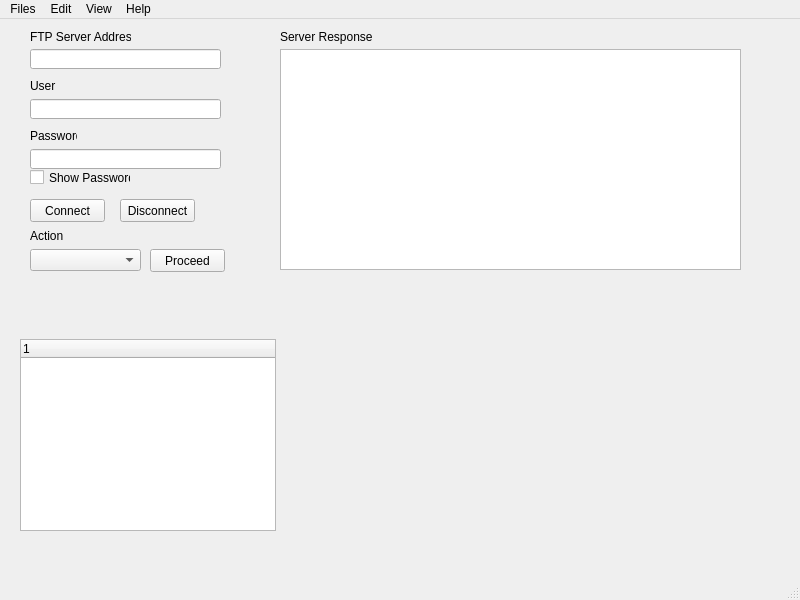
First picture: the form in PyQt/mainwindow.ui, repository 93will93/FTP_CLIENT_SERVER, before the edit.
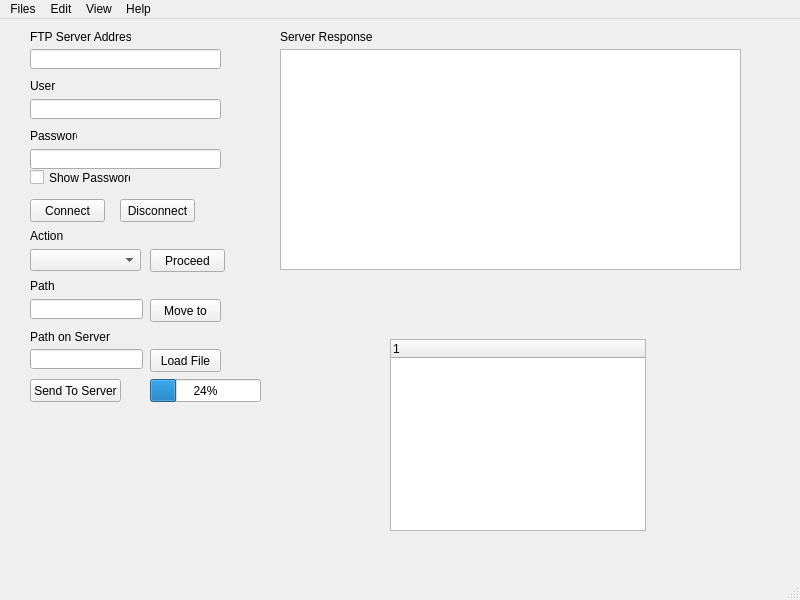
Second picture: the form after the edit.

Commit message: Can Move in Directetories and load a file onto app

What changed in the file:
```diff
--- a/PyQt/mainwindow.ui
+++ b/PyQt/mainwindow.ui
@@ -187,7 +187,7 @@
    <widget class="QTreeWidget" name="tree_local">
     <property name="geometry">
      <rect>
-      <x>20</x>
+      <x>390</x>
       <y>320</y>
       <width>256</width>
       <height>192</height>
@@ -199,6 +199,104 @@
      </property>
     </column>
    </widget>
+   <widget class="QPushButton" name="btn_loadfile">
+    <property name="geometry">
+     <rect>
+      <x>150</x>
+      <y>330</y>
+      <width>71</width>
+      <height>23</height>
+     </rect>
+    </property>
+    <property name="text">
+     <string>Load File</string>
+    </property>
+   </widget>
+   <widget class="QPushButton" name="btn_sendto_server">
+    <property name="geometry">
+     <rect>
+      <x>30</x>
+      <y>360</y>
+      <width>91</width>
+      <height>23</height>
+     </rect>
+    </property>
+    <property name="text">
+     <string>Send To Server</string>
+    </property>
+   </widget>
+   <widget class="QLineEdit" name="le_uploadPath">
+    <property name="geometry">
+     <rect>
+      <x>30</x>
+      <y>330</y>
+      <width>113</width>
+      <height>20</height>
+     </rect>
+    </property>
+   </widget>
+   <widget class="QLineEdit" name="le_pathto_moveto">
+    <property name="geometry">
+     <rect>
+      <x>30</x>
+      <y>280</y>
+      <width>113</width>
+      <height>20</height>
+     </rect>
+    </property>
+   </widget>
+   <widget class="QPushButton" name="btn_moveto_path">
+    <property name="geometry">
+     <rect>
+      <x>150</x>
+      <y>280</y>
+      <width>71</width>
+      <height>23</height>
+     </rect>
+    </property>
+    <property name="text">
+     <string>Move to</string>
+    </property>
+   </widget>
+   <widget class="QLabel" name="lb_pathto_moveto">
+    <property name="geometry">
+     <rect>
+      <x>30</x>
+      <y>260</y>
+      <width>47</width>
+      <height>13</height>
+     </rect>
+    </property>
+    <property name="text">
+     <string>Path</string>
+    </property>
+   </widget>
+   <widget class="QLabel" name="lb_uploadto_path">
+    <property name="geometry">
+     <rect>
+      <x>30</x>
+      <y>310</y>
+      <width>81</width>
+      <height>16</height>
+     </rect>
+    </property>
+    <property name="text">
+     <string>Path on Server</string>
+    </property>
+   </widget>
+   <widget class="QProgressBar" name="progressBar">
+    <property name="geometry">
+     <rect>
+      <x>150</x>
+      <y>360</y>
+      <width>111</width>
+      <height>23</height>
+     </rect>
+    </property>
+    <property name="value">
+     <number>24</number>
+    </property>
+   </widget>
   </widget>
   <widget class="QStatusBar" name="statusbar"/>
   <widget class="QMenuBar" name="menubar">
```
Left out of the diff: 2 changed lines with no effect on the pictures. The commit also changes 4 other files.
